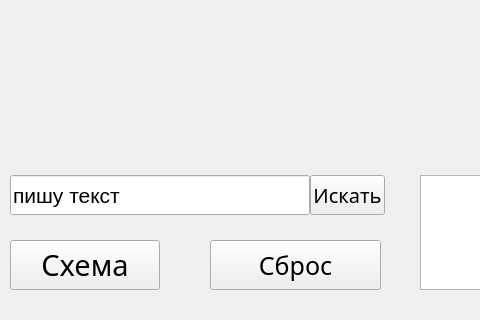
This is map_app.ui in AlexanderKh72/mini-yandex-map-api-project as Qt 5 draws it before an edit; both pictures show x 0 to 480 and y 280 to 600 of the 800 by 600 pixel window. The edited form follows.
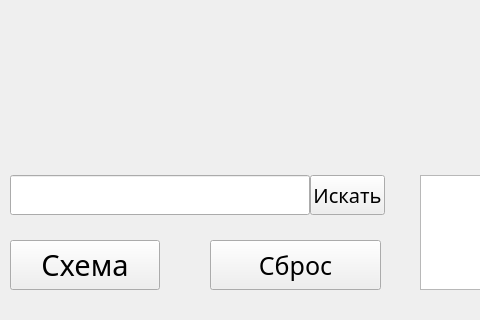
This is the edited form.

Commit message: (part 1) added start code & edit ui file & converted .ui to .py

What changed in the file:
```diff
--- a/map_app.ui
+++ b/map_app.ui
@@ -20,9 +20,9 @@
    <widget class="QLabel" name="map_label">
     <property name="geometry">
      <rect>
-      <x>0</x>
+      <x>75</x>
       <y>0</y>
-      <width>800</width>
+      <width>650</width>
       <height>450</height>
      </rect>
     </property>
@@ -67,7 +67,7 @@
      </font>
     </property>
     <property name="text">
-     <string>пишу текст</string>
+     <string/>
     </property>
    </widget>
    <widget class="QPushButton" name="search_btn">
```
Left out of the diff: 2 changed lines with no effect on the pictures. The commit also changes 3 other files.
